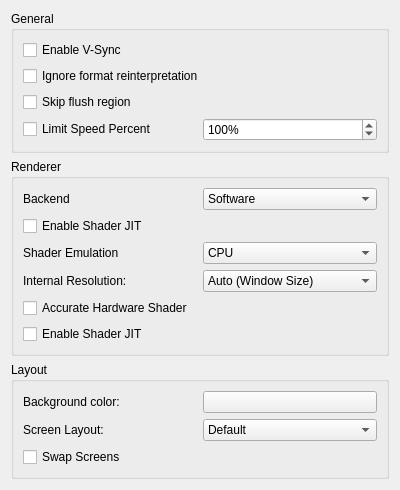
This is src/citra_qt/configuration/configure_graphics.ui in grimtnt/citra as Qt 5 draws it before an edit. The edited form follows.
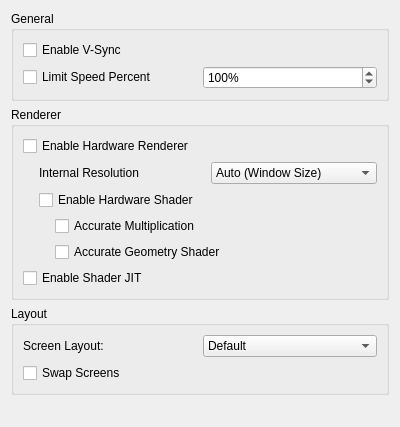
This is the edited form.

Commit message: [skip ci]

The edit to the form file:
```diff
--- a/src/citra_qt/configuration/configure_graphics.ui
+++ b/src/citra_qt/configuration/configure_graphics.ui
@@ -7,7 +7,7 @@
     <x>0</x>
     <y>0</y>
     <width>400</width>
-    <height>455</height>
+    <height>427</height>
    </rect>
   </property>
   <property name="windowTitle">
@@ -15,9 +15,7 @@
   </property>
   <layout class="QVBoxLayout" name="verticalLayout">
    <item>
-    <layout class="QVBoxLayout" name="verticalLayout_3">
-     <item>
-      <widget class="QGroupBox" name="groupBox">
+    <widget class="QGroupBox" name="generalBox">
        <property name="title">
         <string>General</string>
        </property>
@@ -29,20 +27,6 @@
           </property>
          </widget>
         </item>
-        <item>
-         <widget class="QCheckBox" name="toggle_bos">
-          <property name="text">
-           <string>Ignore format reinterpretation</string>
-          </property>
-         </widget>
-        </item>
-        <item>
-         <widget class="QCheckBox" name="skip_flush_region">
-          <property name="text">
-           <string>Skip flush region</string>
-          </property>
-         </widget>
-        </item>
         <item>
          <layout class="QHBoxLayout" name="horizontalLayout_2">
           <item>
@@ -73,8 +57,6 @@
        </layout>
       </widget>
      </item>
-    </layout>
-   </item>
    <item>
     <widget class="QGroupBox" name="groupBox_2">
      <property name="title">
@@ -82,35 +64,17 @@
      </property>
      <layout class="QVBoxLayout" name="verticalLayout_6">
       <item>
-       <layout class="QHBoxLayout" name="horizontalLayout_6">
-        <item>
-         <widget class="QLabel" name="label_2">
+       <widget class="QCheckBox" name="toggle_hw_renderer">
           <property name="text">
-           <string>Backend</string>
+         <string>Enable Hardware Renderer</string>
           </property>
          </widget>
         </item>
         <item>
-         <widget class="QComboBox" name="renderer_comboBox">
-          <item>
-           <property name="text">
-            <string>Software</string>
-           </property>
-          </item>
-          <item>
-           <property name="text">
-            <string>OpenGL</string>
-           </property>
-          </item>
-         </widget>
-        </item>
-       </layout>
-      </item>
-      <item>
-       <widget class="QWidget" name="software_render_group" native="true">
-        <layout class="QVBoxLayout" name="verticalLayout_9">
+       <widget class="QWidget" name="hw_renderer_group" native="true">
+        <layout class="QVBoxLayout" name="verticalLayout_5">
          <property name="leftMargin">
-          <number>0</number>
+          <number>16</number>
          </property>
          <property name="topMargin">
           <number>0</number>
@@ -121,72 +85,12 @@
          <property name="bottomMargin">
           <number>0</number>
          </property>
-         <item>
-          <widget class="QCheckBox" name="software_shader_jit">
-           <property name="text">
-            <string>Enable Shader JIT</string>
-           </property>
-          </widget>
-         </item>
-        </layout>
-       </widget>
-      </item>
-      <item>
-       <widget class="QWidget" name="opengl_render_group" native="true">
-        <layout class="QVBoxLayout" name="verticalLayout_7">
-         <property name="spacing">
-          <number>6</number>
-         </property>
-         <property name="leftMargin">
-          <number>0</number>
-         </property>
-         <property name="topMargin">
-          <number>0</number>
-         </property>
-         <property name="rightMargin">
-          <number>0</number>
-         </property>
-         <property name="bottomMargin">
-          <number>0</number>
-         </property>
-         <item>
-          <layout class="QVBoxLayout" name="verticalLayout_8">
-           <item>
-            <layout class="QHBoxLayout" name="horizontalLayout_5">
-             <item>
-              <widget class="QLabel" name="label2">
-               <property name="text">
-                <string>Shader Emulation</string>
-               </property>
-              </widget>
-             </item>
-             <item>
-              <widget class="QComboBox" name="hw_shaders">
-               <item>
-                <property name="text">
-                 <string>CPU</string>
-                </property>
-               </item>
-               <item>
-                <property name="text">
-                 <string>GPU</string>
-                </property>
-               </item>
-               <item>
-                <property name="text">
-                 <string>GPU (Partial)</string>
-                </property>
-               </item>
-              </widget>
-             </item>
-            </layout>
-           </item>
            <item>
             <layout class="QHBoxLayout" name="horizontalLayout">
              <item>
               <widget class="QLabel" name="label">
                <property name="text">
-                <string>Internal Resolution:</string>
+              <string>Internal Resolution</string>
                </property>
               </widget>
              </item>
@@ -252,22 +156,52 @@
             </layout>
            </item>
            <item>
-            <widget class="QCheckBox" name="accurate_hardware_shader">
+          <widget class="QCheckBox" name="toggle_hw_shader">
              <property name="text">
-              <string>Accurate Hardware Shader</string>
+            <string>Enable Hardware Shader</string>
              </property>
             </widget>
            </item>
            <item>
-            <widget class="QCheckBox" name="opengl_shader_jit">
+          <widget class="QWidget" name="hw_shader_group" native="true">
+           <layout class="QVBoxLayout" name="verticalLayout_7">
+            <property name="leftMargin">
+             <number>16</number>
+            </property>
+            <property name="topMargin">
+             <number>0</number>
+            </property>
+            <property name="rightMargin">
+             <number>0</number>
+            </property>
+            <property name="bottomMargin">
+             <number>0</number>
+            </property>
+            <item>
+             <widget class="QCheckBox" name="toggle_accurate_mul">
+              <property name="text">
+               <string>Accurate Multiplication</string>
+              </property>
+             </widget>
+            </item>
+            <item>
+             <widget class="QCheckBox" name="toggle_accurate_gs">
+              <property name="text">
+               <string>Accurate Geometry Shader</string>
+              </property>
+             </widget>
+            </item>
+           </layout>
+          </widget>
+         </item>
+        </layout>
+       </widget>
+      </item>
+      <item>
+       <widget class="QCheckBox" name="toggle_shader_jit">
              <property name="text">
               <string>Enable Shader JIT</string>
              </property>
-            </widget>
-           </item>
-          </layout>
-         </item>
-        </layout>
        </widget>
       </item>
      </layout>
@@ -278,23 +212,7 @@
      <property name="title">
       <string>Layout</string>
      </property>
-     <layout class="QHBoxLayout" name="horizontalLayout_3">
-      <item>
-       <layout class="QVBoxLayout" name="verticalLayout_4">
-        <item>
-         <layout class="QHBoxLayout" name="horizontalLayout_7">
-          <item>
-           <widget class="QLabel" name="label_background_color">
-            <property name="text">
-             <string>Background color:</string>
-            </property>
-           </widget>
-          </item>
-          <item>
-           <widget class="QPushButton" name="layout_bg"/>
-          </item>
-         </layout>
-        </item>
+     <layout class="QVBoxLayout" name="verticalLayout_3">
         <item>
          <layout class="QHBoxLayout" name="horizontalLayout_4">
           <item>
@@ -341,8 +259,6 @@
            <string>Swap Screens</string>
           </property>
          </widget>
-        </item>
-       </layout>
       </item>
      </layout>
     </widget>
```
Left out of the diff: 7 changed lines with no effect on the pictures. Lines whose indentation alone changed are shown as unchanged.
